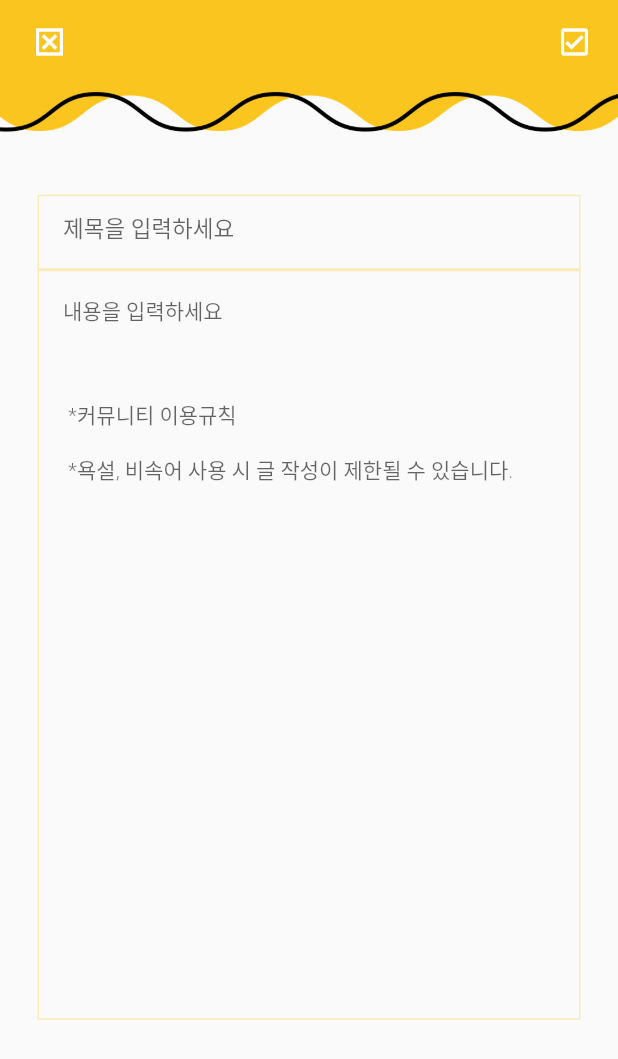
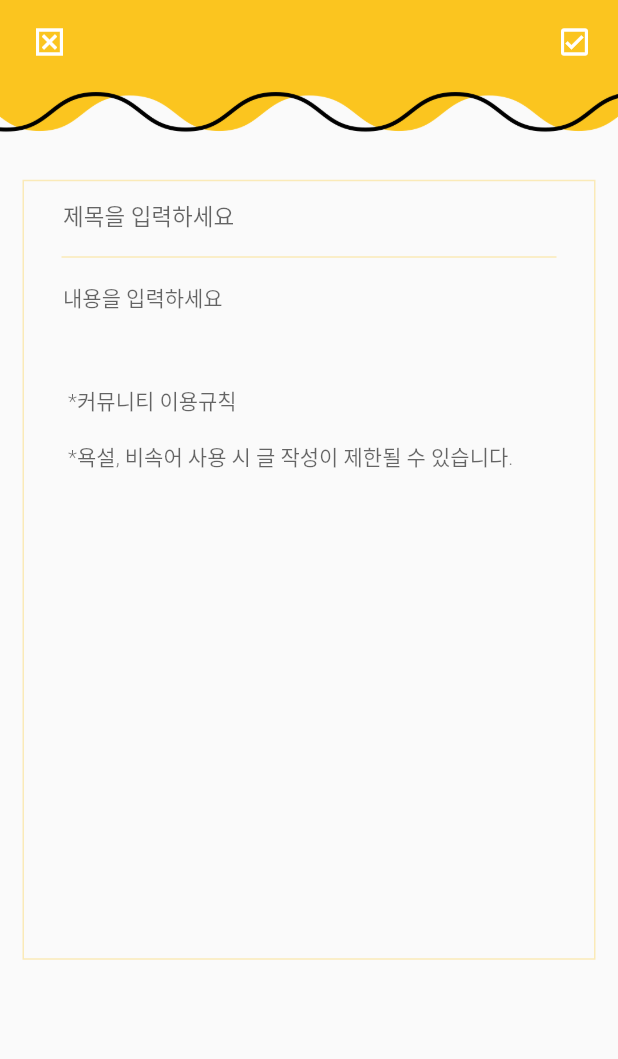
Before and after one commit to sw-hackathon-2022/mbtmi-flutter, a Flutter app: the WriteScreen screen opened directly, on a phone screen of 412 x 824 dp. Shown: the top 1059 px of the screen. Run offline on Flutter 3.47's test engine with Material 2 defaults, Android fonts, the phone set to English and light mode, and no system bars; our stand-ins replace carousel_slider, dotted_line, flutter_svg, get, persistent_bottom_nav_bar, syncfusion_flutter_charts; missing offline and left inert: kakao_flutter_sdk_common, kakao_flutter_sdk_user; Roboto replaces fonts that are missing (GmarketSans).

Commit message:
write UI 디테일 수정

```diff
--- a/lib/screens/write/write_screen.dart
+++ b/lib/screens/write/write_screen.dart
@@ -1,4 +1,3 @@
-import 'package:flutter/cupertino.dart';
 import 'package:flutter/material.dart';
 import 'package:mbtmi/constants.dart';
 
@@ -97,18 +96,19 @@ class _WriteScreenState extends State<WriteScreen> {
               image: AssetImage("assets/images/write_header.png"),
             ),
             Container(
+              height: 520,
+              width: 400,
+              decoration: BoxDecoration(
+                border: new Border.all(
+                  color: kYellowColor.withOpacity(0.3),
+                  width: 1.0,
+                ),
+              ),
               padding: EdgeInsets.all(10.0),
               margin: EdgeInsets.all(15.0),
               child: Column(children: [
                 Container(
-                  width: 400,
-                  decoration: BoxDecoration(
-                    border: new Border.all(
-                      color: kYellowColor.withOpacity(0.3),
-                      width: 1.0,
-                    ),
-                  ),
-                  height: 50,
+                  height: 40,
                   child: TextField(
                       style: TextStyle(fontSize: 16),
                       keyboardType: TextInputType.multiline,
@@ -123,14 +123,13 @@ class _WriteScreenState extends State<WriteScreen> {
                           ))),
                 ),
                 Container(
+                  height: 1.0,
+                  width: 330.0,
+                  color: kYellowColor.withOpacity(0.3),
+                ),
+                Container(
                   width: 400,
-                  decoration: BoxDecoration(
-                    border: new Border.all(
-                      color: kYellowColor.withOpacity(0.3),
-                      width: 1.0,
-                    ),
-                  ),
-                  height: 500,
+                  height: 450,
                   child: TextField(
                       style:
                           TextStyle(fontSize: 14, fontWeight: FontWeight.w300),
```
Also changed, not shown: lib/screens/home/feed/feed_screen.dart (+11 -3 lines).
